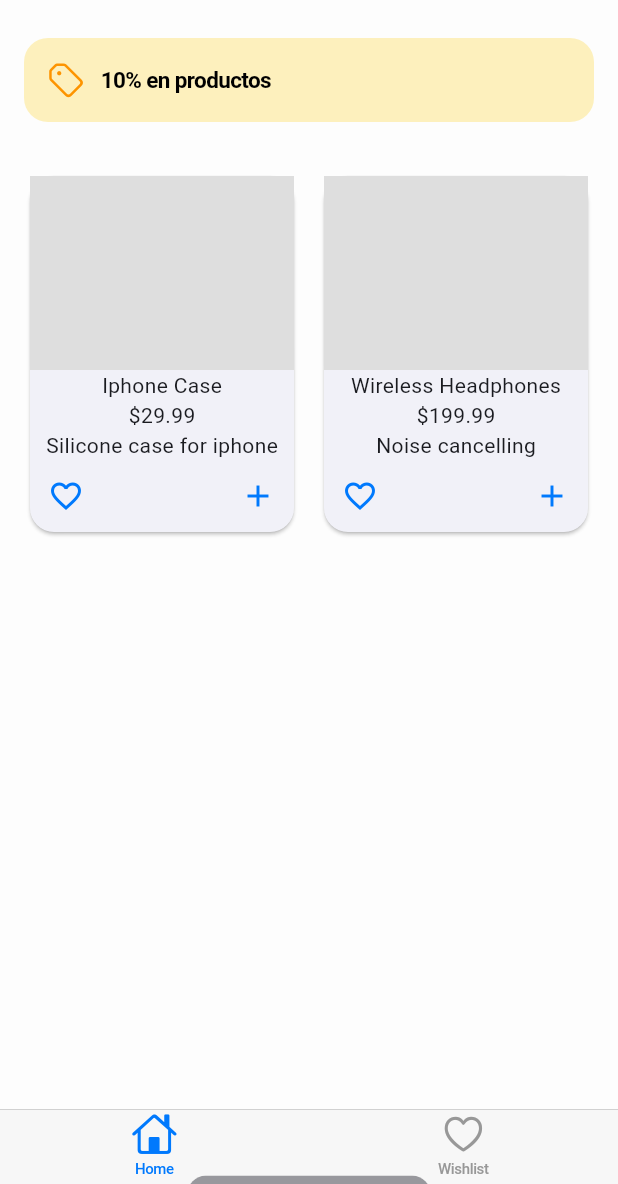
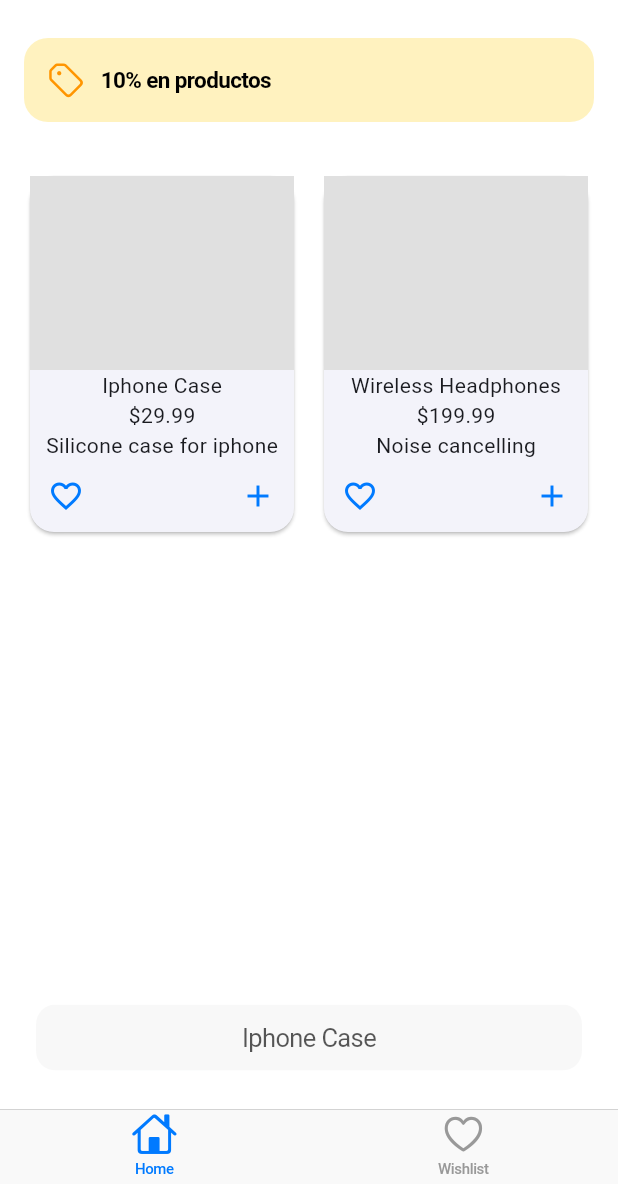
Before and after one commit to TLifeOfCris/commerceApp-Wishlist-continuaci-n-, a Flutter app: the screen it shows after launch, after a tap on the "add" icon, on a phone screen of 412 x 824 dp, the part 52-1236 px from its top. Run offline on Flutter 3.47's test engine with Material 3 defaults, Android fonts, the phone set to English and light mode, and no system bars.

Commit message:
Se agregó showiOSToast en product grid  y funcionó

```diff
--- a/ecommerceapp_2/lib/widgets/product_grid.dart
+++ b/ecommerceapp_2/lib/widgets/product_grid.dart
@@ -3,6 +3,7 @@
 // AGREGAR CARTPROVIDER AL BOTON DE CARRITO
 import 'package:ecommerceapp_2/provider/cartProvider.dart';
 import 'package:ecommerceapp_2/provider/productsProvider.dart';
+import 'package:ecommerceapp_2/utils/show_toast.dart';
 import 'package:flutter/cupertino.dart';
 import 'package:flutter/material.dart';
 import 'package:provider/provider.dart';
@@ -55,24 +56,10 @@ class ProductGrid extends StatelessWidget {
                   // AÑADIR A CARRITO
                     IconButton(onPressed: (){
                       context.read<Cartprovider>().addToCart(product);
-                      //Recordar usar SnackBar de ios
-                      showCupertinoModalPopup(context: context, builder: (_) => Container(
-                        margin: const EdgeInsets.only(bottom: 50),
-                        padding: const EdgeInsets.all(12),
-                        decoration: BoxDecoration(
-                          color: CupertinoColors.systemGrey.withOpacity(0.9),
-                          borderRadius: BorderRadius.circular(12),
-                        ),
-                        child: Text('${product.title} added',
-                        style: TextStyle(color: CupertinoColors.white),),
-                      ));
 
-                      //CAMBIAR ESTO
-                      Future.delayed(const Duration(seconds: 1), (){
 
-                        Navigator.of(context).pop();
-                      } );
-                      //CAMBIAR ESTO
+                      showiOSToast(context, '${product.title}');
+
 
 
 
```
